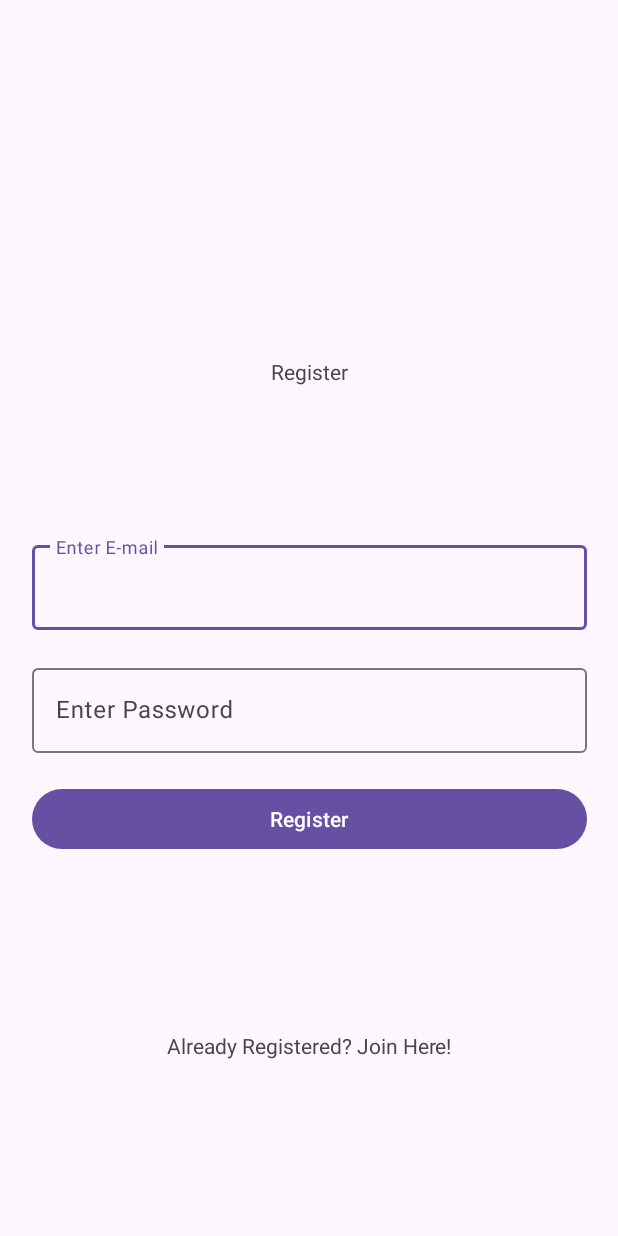
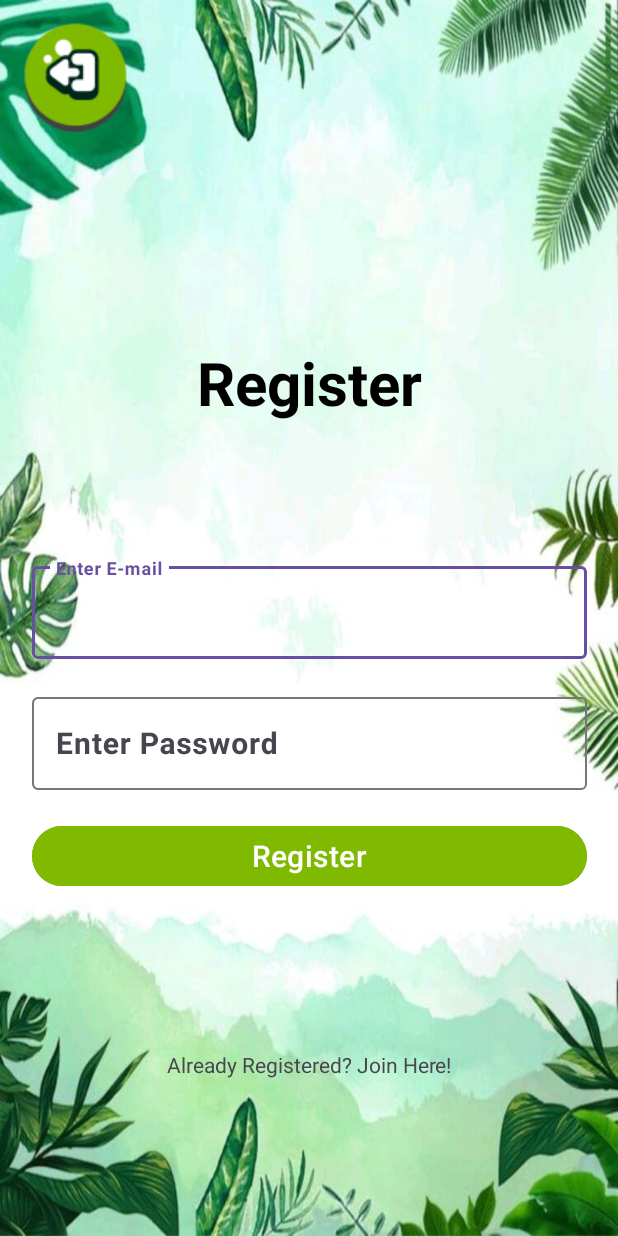
Before and after one commit to NovaKal/Aplicaciones_Moviles-Unidad_5, an Android app: the screen it shows after launch (Register), after a tap on "New? Register Here!", on a phone screen of 412 x 824 dp. Run offline under Robolectric (Android 15) with nearby library versions, the phone set to English and light mode, and no system bars; our stand-ins replace Firebase (no records; nobody signed in at launch, a user with empty details on screens opened directly); 1 other tap on this screen came first.

Commit message:
Finished Register Screen & Functionality

```diff
--- a/memoryrace/app/src/main/java/co/edu/upb/memoryrace/Register.java
+++ b/memoryrace/app/src/main/java/co/edu/upb/memoryrace/Register.java
@@ -8,6 +8,7 @@ import android.os.Bundle;
 import android.text.TextUtils;
 import android.view.View;
 import android.widget.Button;
+import android.widget.ImageButton;
 import android.widget.ProgressBar;
 import android.widget.TextView;
 import android.widget.Toast;
@@ -23,6 +24,7 @@ public class Register extends AppCompatActivity {
 
     TextInputEditText register_email, register_password;
     TextView register_text_login;
+    ImageButton home_button_exit;
     Button register_button;
     FirebaseAuth mAuth;
     ProgressBar progressBar;
@@ -45,9 +47,17 @@ public class Register extends AppCompatActivity {
         register_email = findViewById(R.id.register_editTextTextEmailAddress);
         register_password = findViewById(R.id.register_editTextTextPassword);
         register_button = findViewById(R.id.register_button_register);
+        home_button_exit = findViewById(R.id.game_imageButton_exit);
         progressBar = findViewById(R.id.register_progressBar);
         register_text_login = findViewById(R.id.register_text_login);
         mAuth = FirebaseAuth.getInstance();
+
+        home_button_exit.setOnClickListener(new View.OnClickListener() {
+            @Override
+            public void onClick(View v) {
+                finish();
+            }
+        });
 
         register_text_login.setOnClickListener(new View.OnClickListener() {
             @Override
--- a/memoryrace/app/src/main/res/layout/activity_register.xml
+++ b/memoryrace/app/src/main/res/layout/activity_register.xml
@@ -4,15 +4,33 @@
     xmlns:tools="http://schemas.android.com/tools"
     android:id="@+id/register_constraint"
     android:layout_width="match_parent"
-    android:layout_height="match_parent">
+    android:layout_height="match_parent"
+    android:background="@drawable/app_background_1" >
+
+    <ImageButton
+        android:id="@+id/game_imageButton_exit"
+        android:layout_width="70dp"
+        android:layout_height="75dp"
+        android:backgroundTint="@android:color/transparent"
+        android:contentDescription="@string/home_button_exit_desc"
+        app:layout_constraintBottom_toBottomOf="parent"
+        app:layout_constraintEnd_toEndOf="parent"
+        app:layout_constraintHorizontal_bias="0.045"
+        app:layout_constraintStart_toStartOf="parent"
+        app:layout_constraintTop_toTopOf="parent"
+        app:layout_constraintVertical_bias="0.019"
+        app:srcCompat="@drawable/leave_small" />
 
     <TextView
         android:id="@+id/register_textView_title"
-        android:layout_width="370dp"
-        android:layout_height="40dp"
+        android:layout_width="359dp"
+        android:layout_height="54dp"
         android:layout_marginTop="228dp"
         android:gravity="center"
         android:text="@string/register_title"
+        android:textColor="@android:color/black"
+        android:textSize="40sp"
+        android:textStyle="bold"
         app:layout_constraintEnd_toEndOf="parent"
         app:layout_constraintStart_toStartOf="parent"
         app:layout_constraintTop_toTopOf="parent" />
@@ -31,7 +49,10 @@
             android:layout_width="match_parent"
             android:layout_height="wrap_content"
             android:layout_weight="1"
-            android:autofillHints="password"
+            android:autofillHints="emailAddress"
+            android:textColor="@android:color/black"
+            android:textSize="20sp"
+            android:textStyle="bold"
             android:ems="10"
             android:hint="@string/register_email_hint"
             android:importantForAutofill="yes"
@@ -55,7 +76,10 @@
             android:layout_width="match_parent"
             android:layout_height="wrap_content"
             android:layout_weight="1"
-            android:autofillHints="emailAddress"
+            android:autofillHints="password"
+            android:textColor="@android:color/black"
+            android:textSize="20sp"
+            android:textStyle="bold"
             android:ems="10"
             android:hint="@string/register_password_hint"
             android:importantForAutofill="yes"
@@ -72,6 +96,8 @@
         android:layout_marginTop="20dp"
         android:contentDescription="@string/register_button_desc"
         android:text="@string/register_button_register"
+        android:textSize="20sp"
+        android:backgroundTint="#7fba00"
         app:layout_constraintEnd_toEndOf="@+id/register_textInputLayout_email"
         app:layout_constraintStart_toStartOf="@+id/register_textInputLayout_email"
         app:layout_constraintTop_toBottomOf="@+id/register_textInputLayout_password"
```
